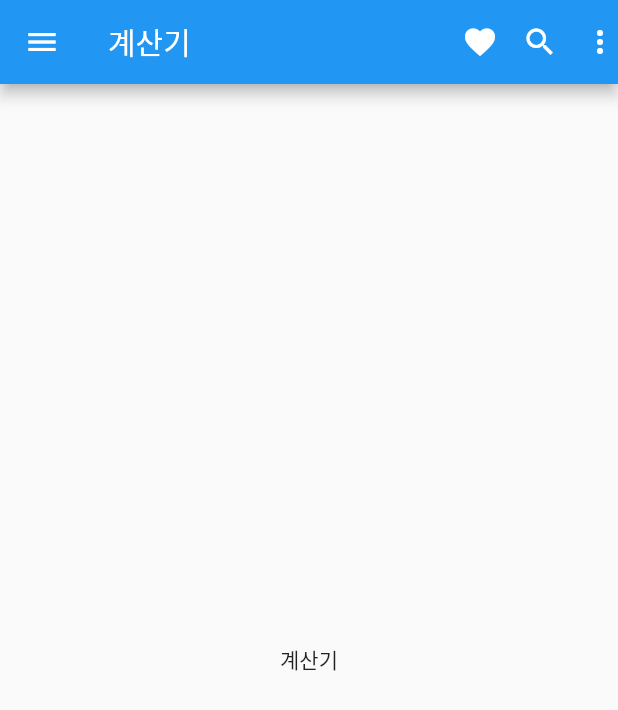
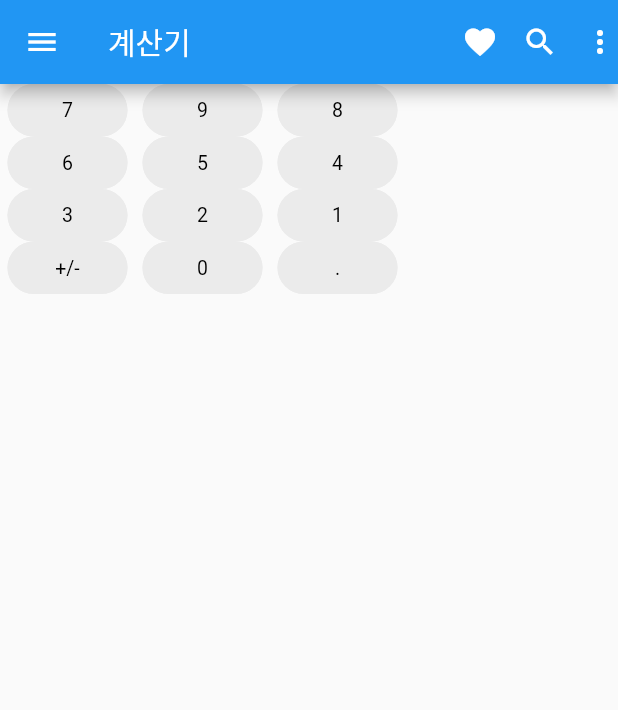
Before and after one commit to jimmylegendary/flutter-calculator, a Flutter app: the screen it shows after launch, on a phone screen of 412 x 824 dp. Shown: the top 710 px of the screen. Run offline on Flutter 3.47's test engine with Material 2 defaults, Android fonts, the phone set to English and light mode, and no system bars; drawn by our look-alikes of getwidget; our stand-ins replace get.

Commit message:
[Feature]Add simple calculation page

```diff
--- /dev/null
+++ b/lib/assets/colors.dart
@@ -0,0 +1,7 @@
+import 'package:flutter/cupertino.dart';
+import 'package:flutter/material.dart';
+
+class CalcColor {
+  static const Color NUMBER_BG = Color(0xFFEBEBEB);
+  static const Color NUMBER_TEXT = Color(0xFF000000);
+}
--- a/lib/pages/simple_calc.dart
+++ b/lib/pages/simple_calc.dart
@@ -2,6 +2,7 @@ import 'package:flutter/cupertino.dart';
 import 'package:flutter/material.dart';
 import 'package:flutter_calculator/pages/calculator_app_bar.dart';
 import 'package:flutter_calculator/pages/calculator_drawer.dart';
+import 'package:flutter_calculator/widgets/molecules/numbers_pad.dart';
 import 'package:get/get.dart';
 import 'package:get/instance_manager.dart';
 
@@ -14,7 +15,7 @@ class SimpleCalculator extends GetView<SimpleCalculatorController> {
         drawer: CalculatorDrawer(),
         appBar: CalculatorAppBar('계산기'),
         body: Center(
-          child: Text('계산기'),
+          child: NumbersPad(),
         ));
   }
 }
--- a/lib/widgets/atoms/button.dart
+++ /dev/null
@@ -1,10 +0,0 @@
-import 'package:flutter/cupertino.dart';
-
-class Button extends StatelessWidget {
-  Button({Key? key}) : super(key: key);
-
-  @override
-  Widget build(BuildContext context) {
-    return Container();
-  }
-}
--- /dev/null
+++ b/lib/widgets/atoms/calc_button.dart
@@ -0,0 +1,37 @@
+import 'package:flutter/cupertino.dart';
+import 'package:flutter/material.dart';
+import 'package:flutter_calculator/assets/colors.dart';
+import 'package:getwidget/components/button/gf_button.dart';
+import 'package:getwidget/getwidget.dart';
+
+class CalcButton extends StatelessWidget {
+  CalcButton({
+    Key? key,
+    required this.text,
+    this.bgColor = CalcColor.NUMBER_BG,
+    this.textColor = CalcColor.NUMBER_TEXT,
+  }) : super(key: key);
+
+  final String text;
+
+  final Color bgColor;
+
+  final Color textColor;
+
+  @override
+  Widget build(BuildContext context) {
+    return Padding(
+      padding: EdgeInsets.symmetric(horizontal: 5),
+      child: GFButton(
+        text: this.text,
+        shape: GFButtonShape.pills,
+        color: bgColor,
+        textColor: textColor,
+        onPressed: () {},
+        boxShadow: BoxShadow(
+          color: textColor,
+        ),
+      ),
+    );
+  }
+}
--- /dev/null
+++ b/lib/widgets/molecules/numbers_pad.dart
@@ -0,0 +1,50 @@
+import 'package:flutter/cupertino.dart';
+import 'package:flutter/material.dart';
+import 'package:flutter_calculator/widgets/atoms/calc_button.dart';
+
+class NumbersPad extends StatefulWidget {
+  NumbersPad({Key? key}) : super(key: key);
+
+  @override
+  _NumbersPadState createState() => _NumbersPadState();
+}
+
+class _NumbersPadState extends State<NumbersPad> {
+  @override
+  Widget build(BuildContext context) {
+    return Column(
+      children: [
+        Row(
+          children: [
+            CalcButton(text: '7'),
+            CalcButton(text: '9'),
+            CalcButton(text: '8'),
+          ],
+        ),
+        Row(
+          children: [
+            CalcButton(text: '6'),
+            CalcButton(text: '5'),
+            CalcButton(text: '4'),
+          ],
+        ),
+        Row(
+          children: [
+            CalcButton(text: '3'),
+            CalcButton(text: '2'),
+            CalcButton(text: '1'),
+          ],
+        ),
+        Row(
+          children: [
+            CalcButton(text: '+/-'),
+            CalcButton(
+              text: '0',
+            ),
+            CalcButton(text: '.'),
+          ],
+        )
+      ],
+    );
+  }
+}
--- a/pubspec.yaml
+++ b/pubspec.yaml
@@ -29,6 +29,7 @@ dependencies:
   cupertino_icons: ^1.0.2
   get: ^4.3.4
   transition:
+  getwidget:
 
 dev_dependencies:
   flutter_test:
```
Also changed, not shown: lib/widgets/molecules/complex_operation.dart (added), lib/widgets/molecules/simple_operation.dart (added), pubspec.lock.
